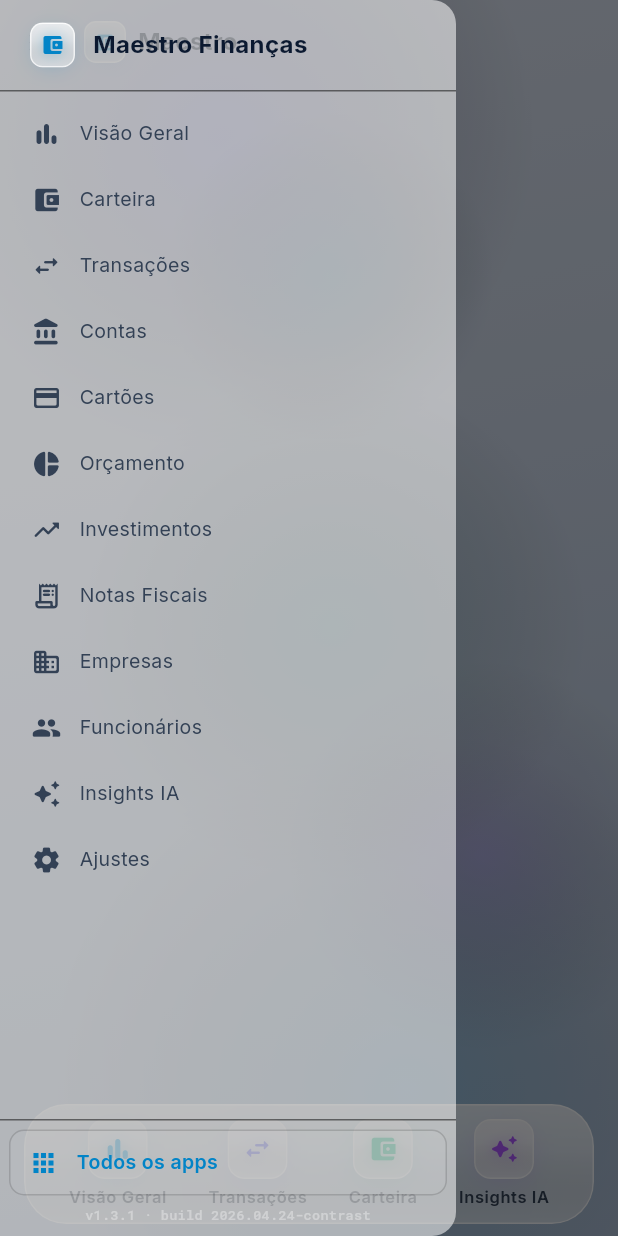
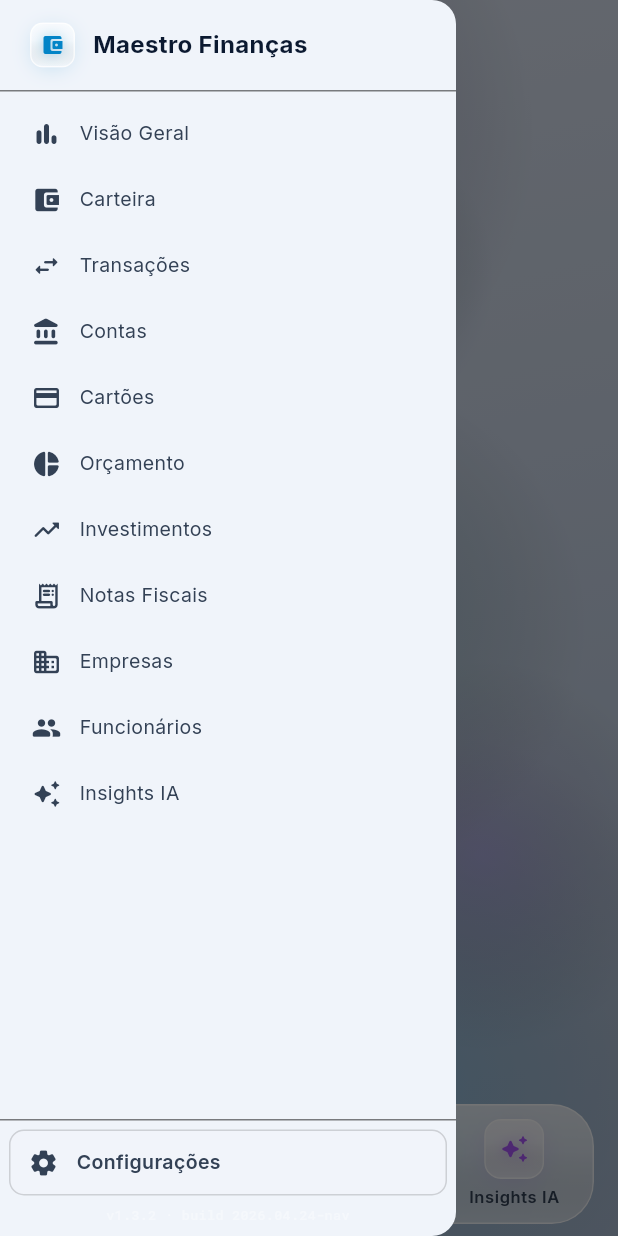
Before and after one commit to devchave/MaestroFinancas, a Flutter app: the AppShell screen opened directly with empty values, with the side drawer open, on a phone screen of 412 x 824 dp. Run offline on Flutter 3.47's test engine with Material 3 defaults, Android fonts, the phone set to English and light mode, and no system bars; our stand-ins replace flutter_animate, go_router, google_fonts.

Commit message:
v1.3.2 — Nav rearrangement + opaque mobile drawer
Mobile drawer:
- Replaced translucent white 55% with solid F0F4FA (readable layer)
- Added elevation 8 for clearer stacking above screen content
- Behind screen no longer bleeds through

Navigation rearranged:
- QuickDock (bottom): now starts with Início (Icons.apps_rounded) that
  returns to /app — more thumb-reachable than hamburger footer
- Sidebar/drawer footer: replaced "Todos os apps" with Configurações
  (Icons.settings_rounded) → /app/settings
- Settings filtered out of the main sidebar/drawer tool list (no dup)
- _HomeItem class renamed to _SettingsItem

https://claude.ai/code/session_011YfDwKA5sEXCSYcbTsZePf

```diff
--- a/app/lib/config/app_version.dart
+++ b/app/lib/config/app_version.dart
@@ -1,8 +1,8 @@
 /// Versão do app. Atualize `buildTag` a cada build para
 /// verificar qual versão está rodando no ambiente.
 class AppVersion {
-  static const String version = '1.3.1';
-  static const String buildTag = '2026.04.24-contrast';
+  static const String version = '1.3.2';
+  static const String buildTag = '2026.04.24-nav';
 
   static String get full => 'v$version · build $buildTag';
 }
--- a/app/lib/widgets/app_shell.dart
+++ b/app/lib/widgets/app_shell.dart
@@ -173,14 +173,21 @@ class _QuickDock extends StatelessWidget {
         radius: AppRadius.xxl,
         child: Row(
           mainAxisAlignment: MainAxisAlignment.spaceAround,
-          children: dockTools
-              .map((tool) => _DockItem(
-                    icon: tool.icon,
-                    label: tool.name,
-                    color: tool.color,
-                    onTap: () => context.go(tool.route),
-                  ))
-              .toList(),
+          children: [
+            // Atalho p/ tela inicial (antes ficava na sidebar)
+            _DockItem(
+              icon: Icons.apps_rounded,
+              label: 'Início',
+              color: AppColors.accent3,
+              onTap: () => context.go('/app'),
+            ),
+            ...dockTools.map((tool) => _DockItem(
+                  icon: tool.icon,
+                  label: tool.name,
+                  color: tool.color,
+                  onTap: () => context.go(tool.route),
+                )),
+          ],
         ),
       ),
     );
@@ -314,7 +321,9 @@ class _DesktopSidebar extends StatelessWidget {
             child: ListView(
               padding: const EdgeInsets.symmetric(
                   horizontal: AppSpacing.xs + 2, vertical: 2),
-              children: appTools.map((tool) {
+              children: appTools
+                  .where((t) => t.id != 'settings')
+                  .map((tool) {
                 return _SidebarItem(
                   tool: tool,
                   active: tool.id == currentId,
@@ -326,10 +335,10 @@ class _DesktopSidebar extends StatelessWidget {
           ),
 
           const AppDivider(),
-          _HomeItem(
+          _SettingsItem(
             expanded: expanded,
-            active: currentId == 'home',
-            onTap: () => context.go('/app'),
+            active: currentId == 'settings',
+            onTap: () => context.go('/app/settings'),
           ),
           if (expanded)
             const Padding(
@@ -354,7 +363,9 @@ class _MobileDrawer extends StatelessWidget {
   @override
   Widget build(BuildContext context) {
     return Drawer(
-      backgroundColor: Colors.white.withValues(alpha: 0.55),
+      // Opacidade alta para leitura clara (sem conflito com a tela atrás)
+      backgroundColor: const Color(0xFFF0F4FA),
+      elevation: 8,
       child: SafeArea(
         child: Column(
           children: [
@@ -382,7 +393,9 @@ class _MobileDrawer extends StatelessWidget {
               child: ListView(
                 padding: const EdgeInsets.symmetric(
                     horizontal: AppSpacing.sm, vertical: 2),
-                children: appTools.map((tool) {
+                children: appTools
+                    .where((t) => t.id != 'settings')
+                    .map((tool) {
                   return _SidebarItem(
                     tool: tool,
                     active: tool.id == currentId,
@@ -397,12 +410,12 @@ class _MobileDrawer extends StatelessWidget {
             ),
 
             const AppDivider(),
-            _HomeItem(
+            _SettingsItem(
               expanded: true,
-              active: currentId == 'home',
+              active: currentId == 'settings',
               onTap: () {
                 Navigator.pop(context);
-                context.go('/app');
+                context.go('/app/settings');
               },
             ),
             const Padding(
@@ -487,15 +500,15 @@ class _SidebarItem extends StatelessWidget {
 }
 
 // ════════════════════════════════════════════════════════════════════════════
-// "Todos os apps" item (sidebar footer)
+// Configurações (sidebar footer)
 // ════════════════════════════════════════════════════════════════════════════
 
-class _HomeItem extends StatelessWidget {
+class _SettingsItem extends StatelessWidget {
   final bool expanded;
   final bool active;
   final VoidCallback onTap;
 
-  const _HomeItem({
+  const _SettingsItem({
     required this.expanded,
     required this.active,
     required this.onTap,
@@ -503,7 +516,7 @@ class _HomeItem extends StatelessWidget {
 
   @override
   Widget build(BuildContext context) {
-    final color = active ? AppColors.accent1 : AppColors.accent1;
+    const color = AppColors.textSecondary;
     return GestureDetector(
       onTap: onTap,
       child: Container(
@@ -514,12 +527,12 @@ class _HomeItem extends StatelessWidget {
         ),
         decoration: BoxDecoration(
           color: active
-              ? AppColors.accent1.withValues(alpha: 0.15)
+              ? AppColors.textSecondary.withValues(alpha: 0.12)
               : Colors.white.withValues(alpha: 0.04),
           borderRadius: BorderRadius.circular(AppRadius.sm),
           border: Border.all(
             color: active
-                ? AppColors.accent1.withValues(alpha: 0.35)
+                ? AppColors.textSecondary.withValues(alpha: 0.3)
                 : AppColors.glassBorder,
           ),
         ),
@@ -528,12 +541,12 @@ class _HomeItem extends StatelessWidget {
               ? MainAxisAlignment.start
               : MainAxisAlignment.center,
           children: [
-            Icon(Icons.apps_rounded, color: color, size: 20),
+            Icon(Icons.settings_rounded, color: color, size: 20),
             if (expanded) ...[
               const SizedBox(width: AppSpacing.smd),
               Expanded(
                 child: Text(
-                  'Todos os apps',
+                  'Configurações',
                   style: AppTypo.bodySmall.copyWith(
                     color: color,
                     fontWeight: FontWeight.w600,
```
Also changed, not shown: 3 other files.
